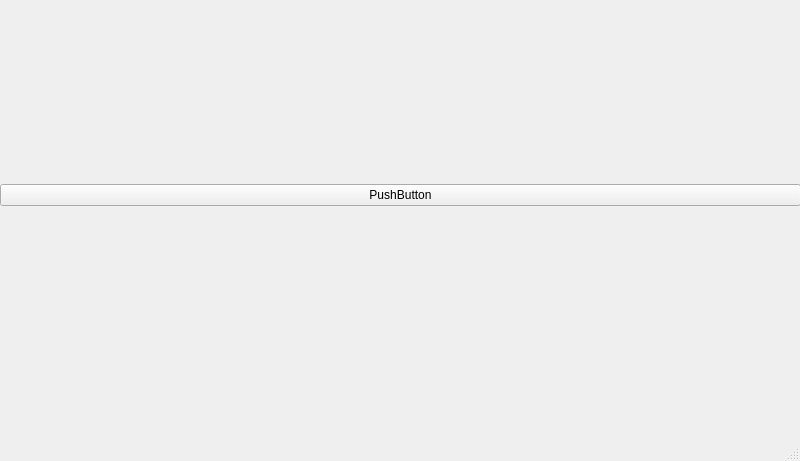
Before: the Qt Designer form mainwindow.ui in Cradabi/ARMEditor, drawn with Qt 5.
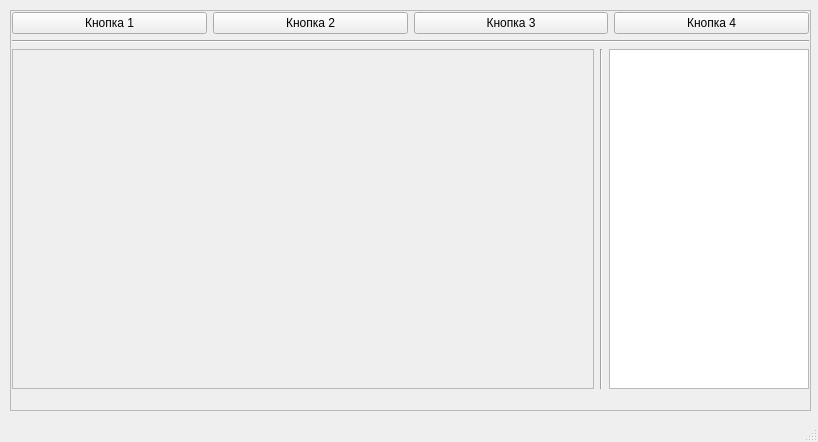
After: the same form once the commit is applied.

Commit message: Adding scroll area

Diff of the .ui file:
```diff
--- a/mainwindow.ui
+++ b/mainwindow.ui
@@ -6,8 +6,8 @@
    <rect>
     <x>0</x>
     <y>0</y>
-    <width>800</width>
-    <height>461</height>
+    <width>818</width>
+    <height>442</height>
    </rect>
   </property>
   <property name="minimumSize">
@@ -26,27 +26,131 @@
    <string>MainWindow</string>
   </property>
   <widget class="QWidget" name="centralwidget">
-   <widget class="QWidget" name="verticalLayoutWidget">
+   <widget class="QFrame" name="frame">
     <property name="geometry">
      <rect>
-      <x>0</x>
-      <y>0</y>
+      <x>10</x>
+      <y>10</y>
       <width>801</width>
-      <height>391</height>
+      <height>401</height>
      </rect>
     </property>
-    <layout class="QVBoxLayout" name="verticalLayout">
-     <item>
-      <widget class="QPushButton" name="pushButton">
-       <property name="text">
-        <string>PushButton</string>
-       </property>
-      </widget>
-     </item>
-     <item>
-      <layout class="QHBoxLayout" name="horizontalLayout"/>
-     </item>
-    </layout>
+    <property name="frameShape">
+     <enum>QFrame::StyledPanel</enum>
+    </property>
+    <property name="frameShadow">
+     <enum>QFrame::Raised</enum>
+    </property>
+    <property name="lineWidth">
+     <number>10</number>
+    </property>
+    <property name="midLineWidth">
+     <number>10</number>
+    </property>
+    <widget class="QWidget" name="verticalLayoutWidget">
+     <property name="geometry">
+      <rect>
+       <x>0</x>
+       <y>0</y>
+       <width>801</width>
+       <height>381</height>
+      </rect>
+     </property>
+     <layout class="QVBoxLayout" name="verticalLayout">
+      <property name="sizeConstraint">
+       <enum>QLayout::SetDefaultConstraint</enum>
+      </property>
+      <property name="leftMargin">
+       <number>2</number>
+      </property>
+      <property name="topMargin">
+       <number>2</number>
+      </property>
+      <property name="rightMargin">
+       <number>2</number>
+      </property>
+      <property name="bottomMargin">
+       <number>2</number>
+      </property>
+      <item>
+       <layout class="QHBoxLayout" name="horizontalLayout_2">
+        <item>
+         <widget class="QPushButton" name="pushButton">
+          <property name="text">
+           <string>Кнопка 1</string>
+          </property>
+         </widget>
+        </item>
+        <item>
+         <widget class="QPushButton" name="pushButton_2">
+          <property name="text">
+           <string>Кнопка 2</string>
+          </property>
+         </widget>
+        </item>
+        <item>
+         <widget class="QPushButton" name="pushButton_3">
+          <property name="text">
+           <string>Кнопка 3</string>
+          </property>
+         </widget>
+        </item>
+        <item>
+         <widget class="QPushButton" name="pushButton_4">
+          <property name="text">
+           <string>Кнопка 4</string>
+          </property>
+         </widget>
+        </item>
+       </layout>
+      </item>
+      <item>
+       <widget class="Line" name="line">
+        <property name="orientation">
+         <enum>Qt::Horizontal</enum>
+        </property>
+       </widget>
+      </item>
+      <item>
+       <layout class="QHBoxLayout" name="horizontalLayout">
+        <item>
+         <widget class="QScrollArea" name="scrollArea">
+          <property name="widgetResizable">
+           <bool>true</bool>
+          </property>
+          <widget class="QWidget" name="scrollAreaWidgetContents">
+           <property name="geometry">
+            <rect>
+             <x>0</x>
+             <y>0</y>
+             <width>576</width>
+             <height>320</height>
+            </rect>
+           </property>
+          </widget>
+         </widget>
+        </item>
+        <item>
+         <widget class="Line" name="line_2">
+          <property name="orientation">
+           <enum>Qt::Vertical</enum>
+          </property>
+         </widget>
+        </item>
+        <item>
+         <widget class="QListView" name="listView">
+          <property name="maximumSize">
+           <size>
+            <width>200</width>
+            <height>16777215</height>
+           </size>
+          </property>
+         </widget>
+        </item>
+       </layout>
+      </item>
+     </layout>
+    </widget>
    </widget>
   </widget>
   <widget class="QMenuBar" name="menubar">
```
Left out of the diff: 2 changed lines with no effect on the pictures. The commit also changes 2 other files.
